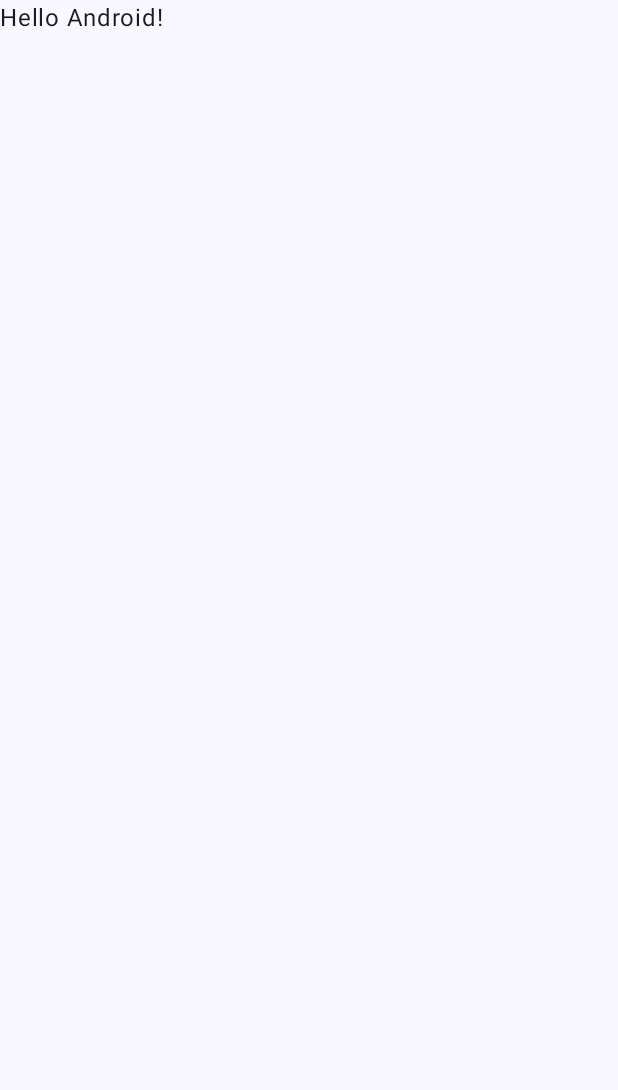
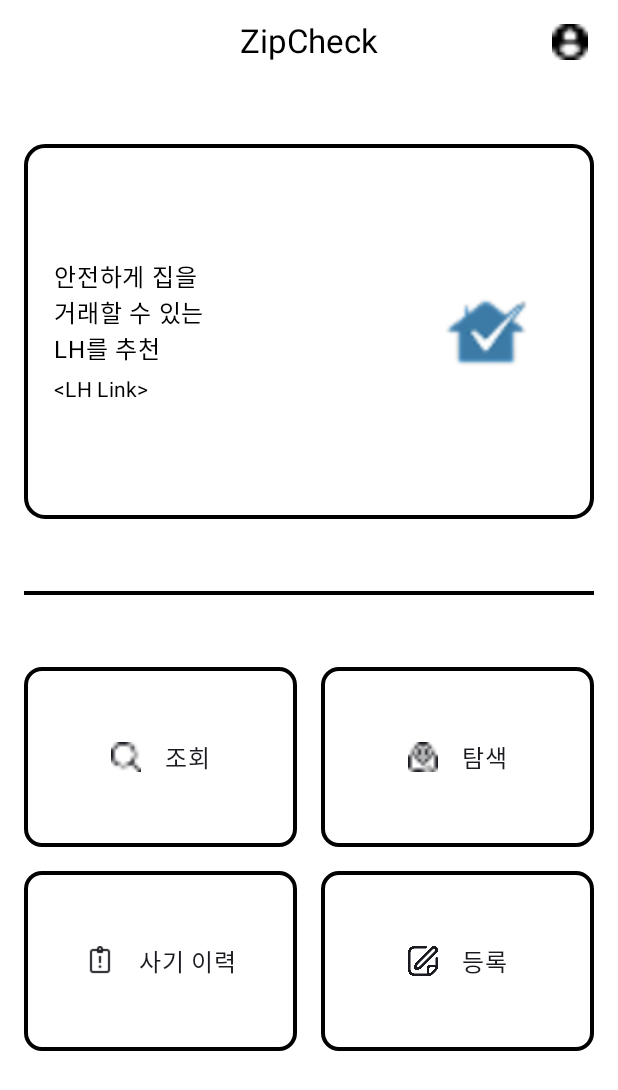
Before and after one commit to Somsomcore/zipcheck-front, an Android app built with Jetpack Compose: the screen it shows after launch (MainActivity), on a phone screen of 412 x 824 dp. Before the commit the part shown is almost empty. Shown: the top 1090 px of the screen. Run offline under Robolectric (Android 15) with nearby library versions, the phone set to English and light mode, and no system bars.

Commit message:
[feat] 홈화면 ui 구현

```diff
--- a/app/src/main/java/com/zipcheck/android/MainActivity.kt
+++ b/app/src/main/java/com/zipcheck/android/MainActivity.kt
@@ -4,13 +4,37 @@ import android.os.Bundle
 import androidx.activity.ComponentActivity
 import androidx.activity.compose.setContent
 import androidx.activity.enableEdgeToEdge
+import androidx.compose.foundation.BorderStroke
+import androidx.compose.foundation.layout.Arrangement
+import androidx.compose.foundation.layout.Box
+import androidx.compose.foundation.layout.Column
+import androidx.compose.foundation.layout.Row
+import androidx.compose.foundation.layout.Spacer
 import androidx.compose.foundation.layout.fillMaxSize
+import androidx.compose.foundation.layout.fillMaxWidth
+import androidx.compose.foundation.layout.height
+import androidx.compose.foundation.layout.heightIn
 import androidx.compose.foundation.layout.padding
+import androidx.compose.foundation.layout.size
+import androidx.compose.foundation.layout.statusBarsPadding
+import androidx.compose.foundation.layout.systemBarsPadding
+import androidx.compose.foundation.shape.RoundedCornerShape
+import androidx.compose.material3.Card
+import androidx.compose.material3.CardDefaults
+import androidx.compose.material3.Divider
+import androidx.compose.material3.Icon
+import androidx.compose.material3.MaterialTheme
 import androidx.compose.material3.Scaffold
+import androidx.compose.material3.Surface
 import androidx.compose.material3.Text
 import androidx.compose.runtime.Composable
+import androidx.compose.ui.Alignment
 import androidx.compose.ui.Modifier
+import androidx.compose.ui.graphics.Color
+import androidx.compose.ui.graphics.painter.Painter
+import androidx.compose.ui.res.painterResource
 import androidx.compose.ui.tooling.preview.Preview
+import androidx.compose.ui.unit.dp
 import com.zipcheck.android.ui.theme.ZipcheckfrontTheme
 
 class MainActivity : ComponentActivity() {
@@ -19,11 +43,15 @@ class MainActivity : ComponentActivity() {
         enableEdgeToEdge()
         setContent {
             ZipcheckfrontTheme {
-                Scaffold(modifier = Modifier.fillMaxSize()) { innerPadding ->
-                    Greeting(
-                        name = "Android",
-                        modifier = Modifier.padding(innerPadding)
-                    )
+                Scaffold(
+                    containerColor = Color.White,   // 배경 흰색
+                    contentColor = Color.Black
+                ) { innerPadding ->
+                    // MainScreen의 패딩을 Scaffold가 제공하는 innerPadding으로 설정합니다.
+                    MainScreen(
+                        modifier = Modifier
+                            .padding(innerPadding)
+                            .fillMaxSize())
                 }
             }
         }
@@ -31,17 +59,139 @@ class MainActivity : ComponentActivity() {
 }
 
 @Composable
-fun Greeting(name: String, modifier: Modifier = Modifier) {
-    Text(
-        text = "Hello $name!",
-        modifier = modifier
-    )
+fun MainScreen(modifier: Modifier = Modifier) {
+    Column(
+        modifier = modifier           // ✅ Scaffold가 준 innerPadding 받기
+            .fillMaxSize()
+            .padding(horizontal = 16.dp)
+    ) {
+        // 1) 상단 바 (가운데 제목 + 우측 아이콘)
+        Box(
+            modifier = Modifier
+                .fillMaxWidth()
+                .height(56.dp),
+            contentAlignment = Alignment.Center
+        ) {
+            Text(
+                "ZipCheck",
+                style = MaterialTheme.typography.titleLarge,
+                color = Color.Black
+            )
+            Icon(
+                painter = painterResource(id = R.drawable.profile_user),
+                contentDescription = "User Profile",
+                modifier = Modifier
+                    .align(Alignment.CenterEnd)
+                    .padding(end = 4.dp)
+                    .size(24.dp)
+            )
+        }
+
+        Spacer(Modifier.height(8.dp))
+
+        // 2) 배너 카드
+        Card(
+            modifier = Modifier
+                .fillMaxWidth()
+                .padding(top = 32.dp, bottom = 16.dp),
+            shape = RoundedCornerShape(14.dp),
+            border = BorderStroke(2.5.dp, Color.Black),
+            colors = CardDefaults.cardColors(containerColor = Color.White),
+            elevation = CardDefaults.cardElevation(0.dp)
+        ) {
+            Row(
+                modifier = Modifier
+                    .fillMaxWidth()
+                    .heightIn(min = 250.dp)   // ⬅ 필요 높이만큼 늘어나게(고정 250dp 대신 권장)
+                    .padding(20.dp),
+                horizontalArrangement = Arrangement.SpaceBetween,
+                verticalAlignment = Alignment.CenterVertically
+            ) {
+                Column(Modifier.weight(1f)) {
+                    Text(
+                        "안전하게 집을 \n거래할 수 있는 \nLH를 추천",
+                        style = MaterialTheme.typography.bodyLarge,
+                        color = Color.Black
+                    )
+                    Spacer(Modifier.height(6.dp))
+                    Text("<LH Link>", style = MaterialTheme.typography.bodyMedium, color = Color.Black)
+                }
+                Icon(
+                    painter = painterResource(id = R.drawable.main_icon),
+                    contentDescription = "LH-link",
+                    tint = Color.Unspecified,
+                    modifier = Modifier.size(104.dp)
+                )
+            }
+        }
+
+        // 3) 카드 아래 구분선(위/아래 간격 넉넉히)
+        Divider(
+            modifier = Modifier.padding(vertical = 32.dp),
+            color = Color.Black,
+            thickness = 2.5.dp
+        )
+
+        // 4) 버튼 2×2
+        Column(
+            Modifier
+                .fillMaxWidth()
+                .padding(top = 16.dp)
+        ) {
+            Row(
+                modifier = Modifier.fillMaxWidth(),
+                horizontalArrangement = Arrangement.spacedBy(16.dp)
+            ) {
+                ButtonWithIcon("조회", painterResource(id = R.drawable.main_search), Modifier.weight(1f))
+                ButtonWithIcon("탐색", painterResource(id = R.drawable.main_map), Modifier.weight(1f))
+            }
+            Spacer(Modifier.height(16.dp))
+            Row(
+                modifier = Modifier.fillMaxWidth(),
+                horizontalArrangement = Arrangement.spacedBy(16.dp)
+            ) {
+                ButtonWithIcon("사기 이력", painterResource(id = R.drawable.main_history_fraud), Modifier.weight(1f))
+                ButtonWithIcon("등록", painterResource(id = R.drawable.main_assign), Modifier.weight(1f))
+            }
+        }
+    }
+}
+
+@Composable
+fun ButtonWithIcon(
+    text: String,
+    icon: Painter,
+    modifier: Modifier = Modifier,
+    onClick: () -> Unit = {}
+) {
+    Surface(
+        onClick = onClick,
+        modifier = modifier.height(120.dp),
+        shape = RoundedCornerShape(12.dp),
+        border = BorderStroke(2.5.dp, Color.Black),
+        color = Color.White
+    ) {
+        Row(
+            verticalAlignment = Alignment.CenterVertically,
+            horizontalArrangement = Arrangement.Center,
+            modifier = Modifier.fillMaxSize()
+        ) {
+            Icon(
+                painter = icon,
+                contentDescription = text,
+                modifier = Modifier
+                    .size(36.dp)
+                    .padding(end = 16.dp)
+            )
+            Text(text)
+        }
+    }
 }
 
 @Preview(showBackground = true)
 @Composable
-fun GreetingPreview() {
+fun DefaultPreview() {
     ZipcheckfrontTheme {
-        Greeting("Android")
+        MainScreen()
     }
 }
```
Also changed, not shown: app/src/main/res/drawable/main_assign.png (added), app/src/main/res/drawable/main_history_fraud.png (added), app/src/main/res/drawable/main_icon.png (added), app/src/main/res/drawable/main_map.png (added), app/src/main/res/drawable/main_search.png (added), app/src/main/res/drawable/profile_user.png (added).
